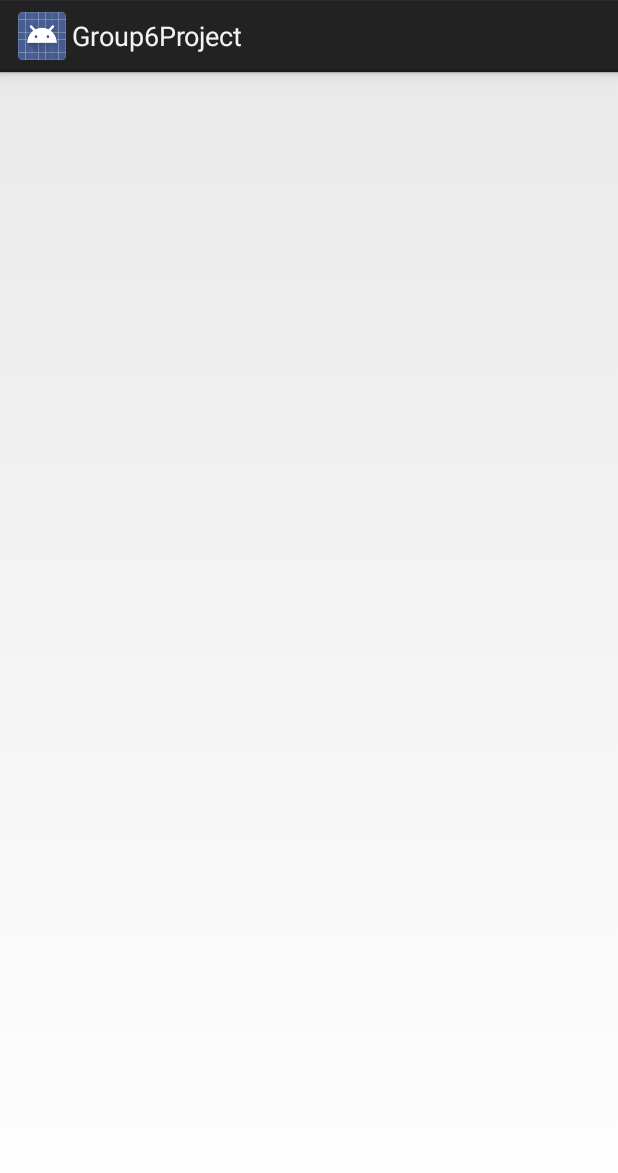
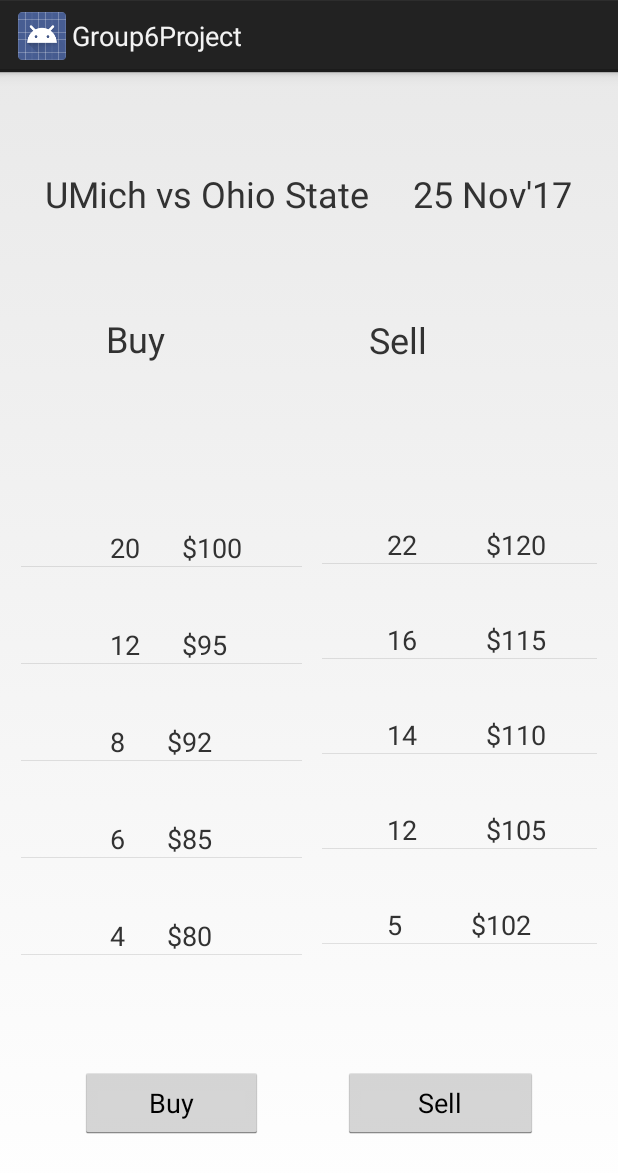
Before and after one commit to glezma/Group6Project, an Android app: the ActivityBuySellInfo screen opened directly, with no data from a screen before it, on a phone screen of 412 x 824 dp. Shown: the top 1173 px of the screen. Run offline under Robolectric (Android 15) with nearby library versions, the phone set to English and light mode, and no system bars; our stand-ins replace Firebase (no records; nobody signed in at launch, a user with empty details on screens opened directly).

Commit message:
Buy and sell information activity update

```diff
--- a/app/build.gradle
+++ b/app/build.gradle
@@ -1,4 +1,5 @@
 apply plugin: 'com.android.application'
+
 
 android {
     compileSdkVersion 26
@@ -20,6 +21,7 @@
 }
 
 dependencies {
+    implementation 'com.google.firebase:firebase-database:11.0.4'
     compile fileTree(dir: 'libs', include: ['*.jar'])
     androidTestCompile('com.android.support.test.espresso:espresso-core:2.2.2', {
         exclude group: 'com.android.support', module: 'support-annotations'
@@ -27,3 +29,6 @@
     compile 'com.android.support.constraint:constraint-layout:1.0.2'
     testCompile 'junit:junit:4.12'
 }
+
+
+apply plugin: 'com.google.gms.google-services'
--- a/app/src/main/java/com/example/glezma/group6project/ActivityBuySellInfo.java
+++ b/app/src/main/java/com/example/glezma/group6project/ActivityBuySellInfo.java
@@ -2,14 +2,140 @@
 
 import android.app.Activity;
 import android.os.Bundle;
+import android.view.View;
+import android.view.ViewGroup;
+import android.widget.AdapterView;
+import android.widget.ArrayAdapter;
+import android.widget.BaseAdapter;
+import android.widget.Button;
+import android.widget.ListView;
+import android.widget.TextView;
+import android.widget.Toast;
 
-public class ActivityBuySellInfo extends Activity {
+import com.google.firebase.database.DatabaseReference;
+import com.google.firebase.database.FirebaseDatabase;
 
-    private int a1;
+import java.util.ArrayList;
+
+public class ActivityBuySellInfo extends Activity implements View.OnClickListener{
+
+    private Button buttonBuy;
+    private Button buttonSell;
+    private ListView listViewBuy;
+    private ListView listViewSell;
+    private TextView textViewGameName;
+    private TextView textViewGameDate;
+
+    private String[] BUYTICKETNO = {"20","12","8","6","4"};
+    private String[] BUYTICKETPRICE = {"$100","$95","$92","$85","$80"};
+    private String[] SELLTICKETNO = {"22","16","14","12","5"};
+    private String[] SELLTICKETPRICE = {"$120","$115","$110","$105","$102"};
 
     @Override
     protected void onCreate(Bundle savedInstanceState) {
         super.onCreate(savedInstanceState);
         setContentView(R.layout.activity_buy_sell_info);
+
+        buttonBuy = findViewById(R.id.buttonBuy);
+        buttonSell = findViewById(R.id.buttonSell);
+        listViewBuy = findViewById(R.id.listViewBuy);
+        listViewSell = findViewById(R.id.listViewSell);
+        textViewGameName = findViewById(R.id.textViewGameName);
+        textViewGameDate = findViewById(R.id.textViewGameDate);
+
+        CustomAdapter1 customAdapter1 = new CustomAdapter1();
+        CustomAdapter2 customAdapter2 = new CustomAdapter2();
+        listViewBuy.setAdapter(customAdapter1);
+        listViewSell.setAdapter(customAdapter2);
+        // listViewGameName.setAdapter(customAdapter3);
+
+        buttonBuy.setOnClickListener(this);
+        buttonSell.setOnClickListener(this);
+
+        // Change what happens when the elements of ListView are clicked here
+        listViewBuy.setOnItemClickListener(new AdapterView.OnItemClickListener() {
+            @Override
+            public void onItemClick(AdapterView<?> adapterView, View view, int i, long l) {
+                Toast.makeText(ActivityBuySellInfo.this,"You clicked" + BUYTICKETPRICE[i], Toast.LENGTH_SHORT).show();
+            }
+        });
+
+        listViewSell.setOnItemClickListener(new AdapterView.OnItemClickListener() {
+            @Override
+            public void onItemClick(AdapterView<?> adapterView, View view, int i, long l) {
+                Toast.makeText(ActivityBuySellInfo.this,"You clicked" + SELLTICKETPRICE[i],Toast.LENGTH_SHORT).show();
+            }
+        });
+
+
+    }
+
+    @Override
+    public void onClick(View view) {
+
+    }
+
+    class CustomAdapter1 extends BaseAdapter{
+
+        @Override
+        public int getCount() {
+            return BUYTICKETNO.length;
+        }
+
+        @Override
+        public Object getItem(int i) {
+            return null;
+        }
+
+        @Override
+        public long getItemId(int i) {
+            return 0;
+        }
+
+        @Override
+        public View getView(int i, View view, ViewGroup viewGroup) {
+
+            view = getLayoutInflater().inflate(R.layout.buylayout,null);
+            TextView textViewBuyNumber = view.findViewById(R.id.textViewBuyNumber);
+            TextView textViewBuyPrice = view.findViewById(R.id.textViewBuyPrice);
+
+            textViewBuyNumber.setText(BUYTICKETNO[i]);
+            textViewBuyPrice.setText(BUYTICKETPRICE[i]);
+
+            return view;
+        }
+
+    }
+
+
+    class CustomAdapter2 extends BaseAdapter {
+
+        @Override
+        public int getCount() {
+            return BUYTICKETNO.length;
+        }
+
+        @Override
+        public Object getItem(int i) {
+            return null;
+        }
+
+        @Override
+        public long getItemId(int i) {
+            return 0;
+        }
+
+        @Override
+        public View getView(int i, View view, ViewGroup viewGroup) {
+
+            view = getLayoutInflater().inflate(R.layout.selllayout, null);
+            TextView textViewSellNumber = view.findViewById(R.id.textViewSellNumber);
+            TextView textViewSellPrice = view.findViewById(R.id.textViewSellPrice);
+
+            textViewSellNumber.setText(SELLTICKETNO[i]);
+            textViewSellPrice.setText(SELLTICKETPRICE[i]);
+
+            return view;
+        }
     }
 }
--- a/app/src/main/java/com/example/glezma/group6project/MainActivity.java
+++ b/app/src/main/java/com/example/glezma/group6project/MainActivity.java
@@ -24,7 +24,7 @@
     public void onClick(View v) {
         if (v.getId() == R.id.buttonWelcomeScreen) {
             Intent intentWelcome = new Intent(this, WelcomeScreen.class);
-                this.startActivity(intentWelcome);
+            this.startActivity(intentWelcome);
         }
 
     }
--- a/app/src/main/java/com/example/glezma/group6project/WelcomeScreen.java
+++ b/app/src/main/java/com/example/glezma/group6project/WelcomeScreen.java
@@ -49,8 +49,14 @@
     @Override
     public void onClick(View view) {
         if (view.getId() == R.id.buttonGame1) {
-            Intent intentGame1 = new Intent(this, MainActivity.class);
-            this.startActivity(intentGame1);
+
+            // Below statements commented by Avneesh to test buy sell ticket page
+            // Intent intentGame1 = new Intent(this, MainActivity.class);
+            // this.startActivity(intentGame1);
+
+            // Below statements written by Avneesh to test buy sell ticket page
+            Intent intentBuySellActivity = new Intent(this, ActivityBuySellInfo.class);
+            this.startActivity(intentBuySellActivity);
         }
         else if (view.getId() == R.id.buttonGame2) {
          //   Intent intentGame2 = new Intent(this, Game2.class);
--- a/app/src/main/res/layout/activity_buy_sell_info.xml
+++ b/app/src/main/res/layout/activity_buy_sell_info.xml
@@ -6,4 +6,94 @@
     android:layout_height="match_parent"
     tools:context="com.example.glezma.group6project.ActivityBuySellInfo">
 
+    <Button
+        android:id="@+id/buttonBuy"
+        android:layout_width="122dp"
+        android:layout_height="wrap_content"
+        android:text="Buy"
+        app:layout_constraintBottom_toBottomOf="parent"
+        app:layout_constraintEnd_toStartOf="@+id/buttonSell"
+        app:layout_constraintHorizontal_bias="0.5"
+        app:layout_constraintStart_toStartOf="parent"
+        app:layout_constraintTop_toBottomOf="@+id/listViewBuy" />
+
+    <Button
+        android:id="@+id/buttonSell"
+        android:layout_width="130dp"
+        android:layout_height="wrap_content"
+        android:text="Sell"
+        app:layout_constraintBottom_toBottomOf="parent"
+        app:layout_constraintEnd_toEndOf="parent"
+        app:layout_constraintHorizontal_bias="0.5"
+        app:layout_constraintStart_toEndOf="@+id/buttonBuy"
+        app:layout_constraintTop_toBottomOf="@+id/listViewSell"
+        app:layout_constraintVertical_bias="0.333" />
+
+    <ListView
+        android:id="@+id/listViewBuy"
+        android:layout_width="187dp"
+        android:layout_height="334dp"
+        app:layout_constraintBottom_toTopOf="@+id/buttonBuy"
+        app:layout_constraintEnd_toStartOf="@+id/listViewSell"
+        app:layout_constraintHorizontal_bias="0.5"
+        app:layout_constraintStart_toStartOf="parent"
+        app:layout_constraintTop_toBottomOf="@+id/textViewBuy" />
+
+    <ListView
+        android:id="@+id/listViewSell"
+        android:layout_width="183dp"
+        android:layout_height="334dp"
+        app:layout_constraintBottom_toTopOf="@+id/buttonSell"
+        app:layout_constraintEnd_toEndOf="parent"
+        app:layout_constraintHorizontal_bias="0.5"
+        app:layout_constraintStart_toEndOf="@+id/listViewBuy"
+        app:layout_constraintTop_toBottomOf="@+id/textViewSell" />
+
+    <TextView
+        android:id="@+id/textViewBuy"
+        android:layout_width="105dp"
+        android:layout_height="39dp"
+        android:text="Buy"
+        android:textSize="24sp"
+        app:layout_constraintBottom_toTopOf="@+id/listViewBuy"
+        app:layout_constraintEnd_toStartOf="@+id/textViewSell"
+        app:layout_constraintHorizontal_bias="0.5"
+        app:layout_constraintStart_toStartOf="parent"
+        app:layout_constraintTop_toBottomOf="@+id/textViewGameName" />
+
+    <TextView
+        android:id="@+id/textViewSell"
+        android:layout_width="95dp"
+        android:layout_height="38dp"
+        android:text="Sell"
+        android:textSize="24sp"
+        app:layout_constraintBottom_toTopOf="@+id/listViewSell"
+        app:layout_constraintEnd_toEndOf="parent"
+        app:layout_constraintHorizontal_bias="0.5"
+        app:layout_constraintStart_toEndOf="@+id/textViewBuy"
+        app:layout_constraintTop_toBottomOf="@+id/textViewGameName" />
+
+    <TextView
+        android:id="@+id/textViewGameName"
+        android:layout_width="wrap_content"
+        android:layout_height="wrap_content"
+        android:text="UMich vs Ohio State"
+        android:textSize="24sp"
+        app:layout_constraintBottom_toTopOf="@+id/textViewBuy"
+        app:layout_constraintEnd_toStartOf="@+id/textViewGameDate"
+        app:layout_constraintHorizontal_bias="0.5"
+        app:layout_constraintStart_toStartOf="parent"
+        app:layout_constraintTop_toTopOf="parent" />
+
+    <TextView
+        android:id="@+id/textViewGameDate"
+        android:layout_width="wrap_content"
+        android:layout_height="wrap_content"
+        android:text="25 Nov'17"
+        android:textSize="24sp"
+        app:layout_constraintBottom_toTopOf="@+id/textViewSell"
+        app:layout_constraintEnd_toEndOf="parent"
+        app:layout_constraintHorizontal_bias="0.5"
+        app:layout_constraintStart_toEndOf="@+id/textViewGameName"
+        app:layout_constraintTop_toTopOf="parent" />
 </android.support.constraint.ConstraintLayout>
--- /dev/null
+++ b/app/src/main/res/layout/buylayout.xml
@@ -0,0 +1,29 @@
+<?xml version="1.0" encoding="utf-8"?>
+<RelativeLayout xmlns:android="http://schemas.android.com/apk/res/android"
+    android:layout_width="match_parent" android:layout_height="match_parent">
+
+    <TextView
+        android:id="@+id/textViewBuyNumber"
+        android:layout_width="wrap_content"
+        android:layout_height="wrap_content"
+        android:layout_alignParentLeft="true"
+        android:layout_alignParentStart="true"
+        android:layout_alignParentTop="true"
+        android:layout_marginLeft="59dp"
+        android:layout_marginStart="59dp"
+        android:layout_marginTop="39dp"
+        android:text="TextView"
+        android:textSize="18sp" />
+
+    <TextView
+        android:id="@+id/textViewBuyPrice"
+        android:layout_width="wrap_content"
+        android:layout_height="wrap_content"
+        android:layout_alignTop="@+id/textViewBuyNumber"
+        android:layout_marginLeft="28dp"
+        android:layout_marginStart="28dp"
+        android:layout_toEndOf="@+id/textViewBuyNumber"
+        android:layout_toRightOf="@+id/textViewBuyNumber"
+        android:text="TextView"
+        android:textSize="18sp" />
+</RelativeLayout>
--- /dev/null
+++ b/app/src/main/res/layout/selllayout.xml
@@ -0,0 +1,29 @@
+<?xml version="1.0" encoding="utf-8"?>
+<RelativeLayout xmlns:android="http://schemas.android.com/apk/res/android"
+    android:layout_width="match_parent" android:layout_height="match_parent">
+
+    <TextView
+        android:id="@+id/textViewSellNumber"
+        android:layout_width="wrap_content"
+        android:layout_height="wrap_content"
+        android:layout_alignParentLeft="true"
+        android:layout_alignParentStart="true"
+        android:layout_alignParentTop="true"
+        android:layout_marginLeft="43dp"
+        android:layout_marginStart="43dp"
+        android:layout_marginTop="38dp"
+        android:text="TextView"
+        android:textSize="18sp" />
+
+    <TextView
+        android:id="@+id/textViewSellPrice"
+        android:layout_width="wrap_content"
+        android:layout_height="wrap_content"
+        android:layout_alignTop="@+id/textViewSellNumber"
+        android:layout_marginLeft="46dp"
+        android:layout_marginStart="46dp"
+        android:layout_toEndOf="@+id/textViewSellNumber"
+        android:layout_toRightOf="@+id/textViewSellNumber"
+        android:text="TextView"
+        android:textSize="18sp" />
+</RelativeLayout>
--- a/build.gradle
+++ b/build.gradle
@@ -9,6 +9,7 @@
 
         // NOTE: Do not place your application dependencies here; they belong
         // in the individual module build.gradle files
+        classpath 'com.google.gms:google-services:3.1.0'
     }
 }
 
```
